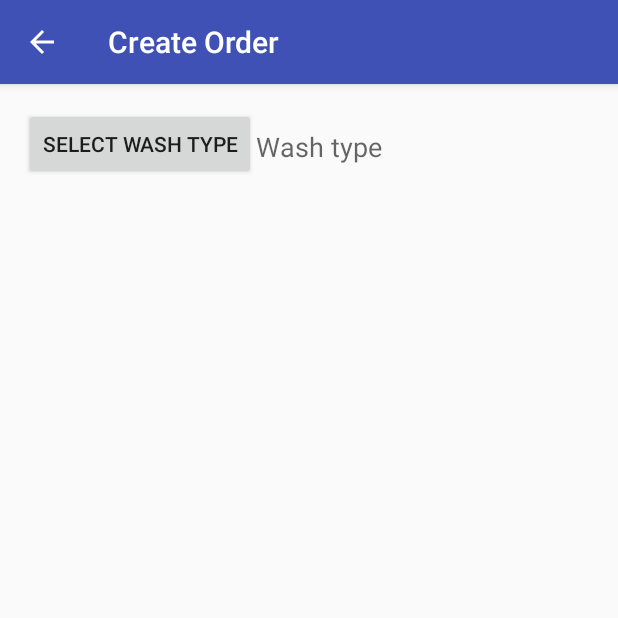
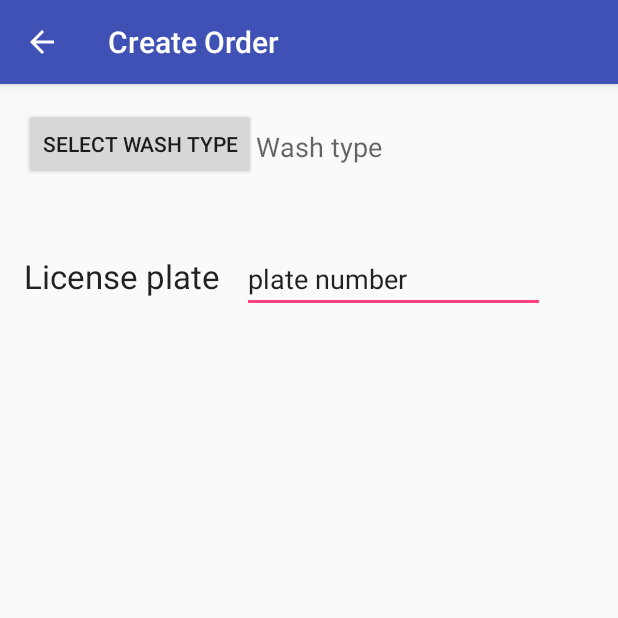
Before and after one commit to washuclub/washu, an Android app: the CustomerCreateOrderActivity screen opened directly, with no data from a screen before it, on a phone screen of 412 x 824 dp, the top half of it. Run offline under Robolectric (Android 15) with nearby library versions, the phone set to English and light mode, and no system bars.

Commit message:
Add licence plate entry

```diff
--- a/app/src/main/java/me/cpjk/washu/CustomerCreateOrderActivity.java
+++ b/app/src/main/java/me/cpjk/washu/CustomerCreateOrderActivity.java
@@ -21,9 +21,11 @@ public class CustomerCreateOrderActivity extends AppCompatActivity {
     }
 
     protected void onActivityResult(int requestCode, int resultCode, Intent data) {
-        this.washType = data.getStringExtra("washType");
-        TextView washTypeTextView = (TextView) findViewById(R.id.washTypeText);
-        washTypeTextView.setText(this.washType);
+        if (requestCode == 1) { // wash type
+            this.washType = data.getStringExtra("washType");
+            TextView washTypeTextView = (TextView) findViewById(R.id.washTypeText);
+            washTypeTextView.setText(this.washType);
+        }
     }
 
     public void startSelectWashTypeActivity(View view) {
@@ -31,4 +33,5 @@ public class CustomerCreateOrderActivity extends AppCompatActivity {
         CustomerCreateOrderActivity.this.startActivityForResult(startSelectWashTypeIntent, 1);
     }
 
+
 }
--- a/app/src/main/res/layout/content_customer_create_order.xml
+++ b/app/src/main/res/layout/content_customer_create_order.xml
@@ -21,7 +21,7 @@
         <LinearLayout
             android:orientation="horizontal"
             android:layout_width="match_parent"
-            android:layout_height="match_parent">
+            android:layout_height="91dp">
 
             <Button
                 style="?android:attr/buttonStyleSmall"
@@ -41,6 +41,28 @@
                 android:layout_marginTop="20px" />
         </LinearLayout>
 
+        <LinearLayout
+            android:orientation="horizontal"
+            android:layout_width="match_parent"
+            android:layout_height="83dp"
+            android:weightSum="1">
+
+            <TextView
+                android:layout_width="wrap_content"
+                android:layout_height="wrap_content"
+                android:textAppearance="?android:attr/textAppearanceLarge"
+                android:text="License plate"
+                android:id="@+id/textView"
+                android:layout_weight="0.11" />
+
+            <EditText
+                android:layout_width="wrap_content"
+                android:layout_height="wrap_content"
+                android:id="@+id/editText"
+                android:layout_weight="0.65"
+                android:text="plate number" />
+        </LinearLayout>
+
     </LinearLayout>
 
 </RelativeLayout>
```
